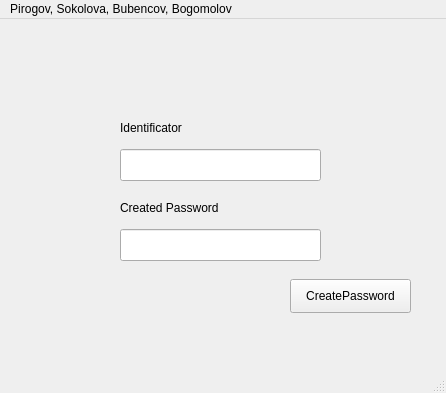
Before: the Qt Designer form mainwindow.ui in WhiteNeo135/OibLab1, drawn with Qt 5.
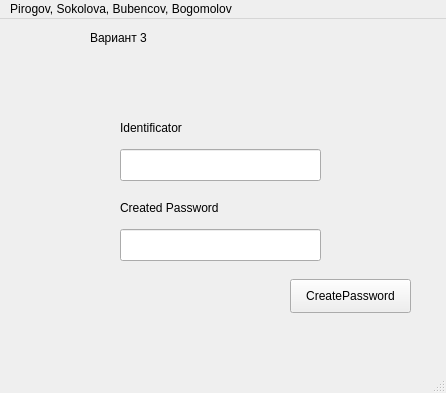
After: the same form once the commit is applied.

Diff of the .ui file:
```diff
--- a/mainwindow.ui
+++ b/mainwindow.ui
@@ -73,6 +73,19 @@
      <string>Created Password</string>
     </property>
    </widget>
+   <widget class="QLabel" name="label_3">
+    <property name="geometry">
+     <rect>
+      <x>90</x>
+      <y>10</y>
+      <width>81</width>
+      <height>18</height>
+     </rect>
+    </property>
+    <property name="text">
+     <string>Вариант 3</string>
+    </property>
+   </widget>
   </widget>
   <widget class="QMenuBar" name="menubar">
    <property name="geometry">
```
